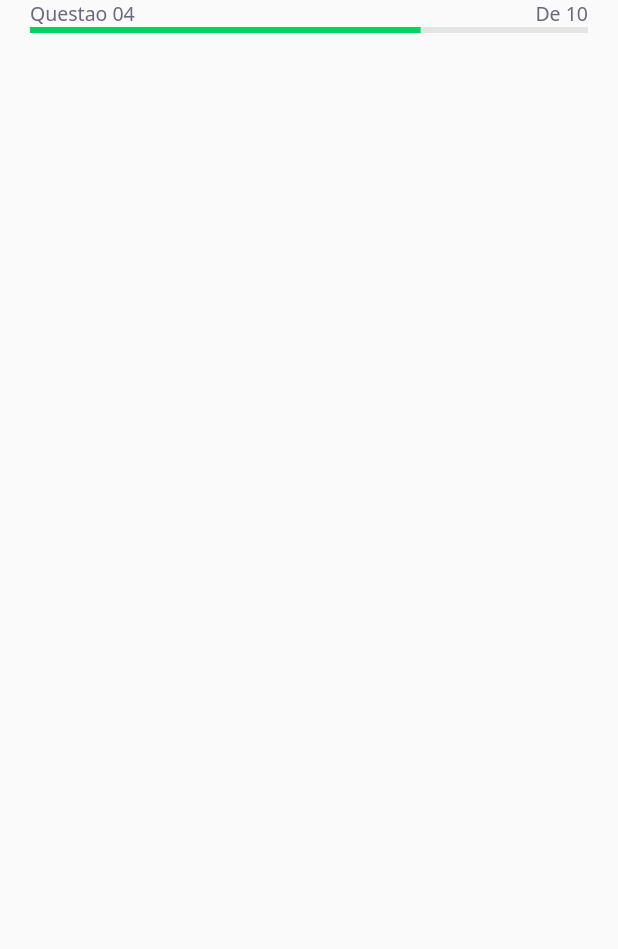
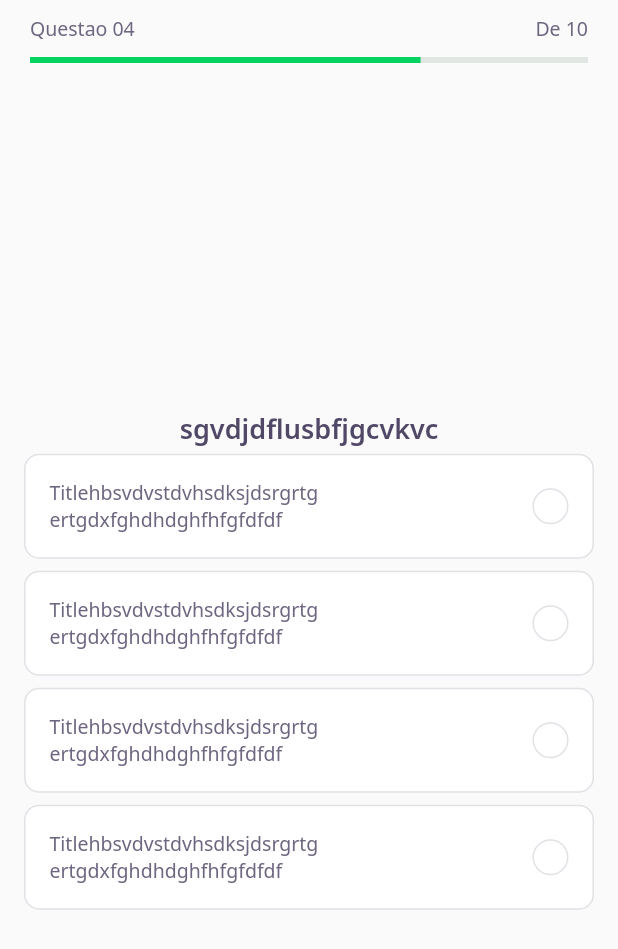
Before and after one commit to MarceloJSCesar/Dev-Quiz, a Flutter app: the screen it shows after launch, on a phone screen of 412 x 824 dp. Shown: the top 949 px of the screen. Run offline on Flutter 3.47's test engine with Material 2 defaults, Android fonts, the phone set to English and light mode, and no system bars; our stand-ins replace google_fonts.

Commit message:
answers part UI created and correct some name

```diff
--- /dev/null
+++ b/dev_quiz/lib/core/components/challenge/answer/answer_component.dart
@@ -0,0 +1,68 @@
+import 'package:flutter/material.dart';
+import '../../../app_colors.dart';
+import '../../../app_text_styles.dart';
+
+class AnswerComponent extends StatelessWidget {
+  final String title;
+  final bool isRightAnswer;
+  final bool isSelected;
+  AnswerComponent({
+    Key? key,
+    required this.title,
+    this.isRightAnswer = false,
+    this.isSelected = false,
+  }) : super(key: key);
+  Color get _selectedColorRight =>
+      isRightAnswer ? AppColors.darkGreen : AppColors.darkRed;
+  Color get _selectedBorderRight =>
+      isRightAnswer ? AppColors.darkGreen : AppColors.lightRed;
+  Color get _selectedColorCardRight =>
+      isRightAnswer ? AppColors.lightGreen : AppColors.lightRed;
+  Color get _selectedBorderCardRight =>
+      isRightAnswer ? AppColors.green : AppColors.red;
+  TextStyle get _selectedTextStyleRight =>
+      isRightAnswer ? AppTextStyles.bodyDarkGreen : AppTextStyles.bodyDarkRed;
+  IconData get _selectedIconRight => isRightAnswer ? Icons.check : Icons.close;
+  @override
+  Widget build(BuildContext context) {
+    return Padding(
+      padding: const EdgeInsets.symmetric(horizontal: 16, vertical: 4),
+      child: Container(
+        padding: const EdgeInsets.all(16),
+        decoration: BoxDecoration(
+          color: isSelected ? _selectedColorCardRight : AppColors.white,
+          borderRadius: BorderRadius.circular(10),
+          border: Border.fromBorderSide(
+            BorderSide(
+              color: isSelected ? _selectedBorderCardRight : AppColors.border,
+            ),
+          ),
+        ),
+        child: Row(
+          mainAxisAlignment: MainAxisAlignment.spaceBetween,
+          children: <Widget>[
+            Expanded(
+              child: Text(
+                title,
+                style:
+                    isSelected ? _selectedTextStyleRight : AppTextStyles.body,
+              ),
+            ),
+            Container(
+              width: 24,
+              height: 24,
+              decoration: BoxDecoration(
+                  color: isSelected ? _selectedColorRight : AppColors.white,
+                  shape: BoxShape.circle,
+                  border: Border.fromBorderSide(BorderSide(
+                      color: isSelected
+                          ? _selectedBorderRight
+                          : AppColors.border))),
+              child: isSelected ? Icon(_selectedIconRight) : null,
+            ),
+          ],
+        ),
+      ),
+    );
+  }
+}
--- a/dev_quiz/lib/core/components/challenge/questionIndicator/question_indicator.dart
+++ b/dev_quiz/lib/core/components/challenge/questionIndicator/question_indicator.dart
@@ -1,6 +1,6 @@
-import 'package:dev_quiz/core/components/challenge/widget/progress_indicator_widget.dart';
 import 'package:flutter/material.dart';
 import '../../../../core/app_text_styles.dart';
+import '../../../components/challenge/widgets/progress_indicator_widget.dart';
 
 class QuestionIndicatorComponent extends StatelessWidget {
   @override
@@ -9,6 +9,10 @@ class QuestionIndicatorComponent extends StatelessWidget {
       padding: const EdgeInsets.symmetric(horizontal: 20),
       child: Column(
         children: <Widget>[
+          // after create a appsizedbox
+          SizedBox(
+            height: 10,
+          ),
           Row(
             mainAxisAlignment: MainAxisAlignment.spaceBetween,
             children: <Widget>[
@@ -16,6 +20,9 @@ class QuestionIndicatorComponent extends StatelessWidget {
               Text('De 10', style: AppTextStyles.body)
             ],
           ),
+          SizedBox(
+            height: 10,
+          ),
           ProgressIndicatorWidget(value: .7)
         ],
       ),
--- /dev/null
+++ b/dev_quiz/lib/core/components/challenge/quiz/quiz_component.dart
@@ -0,0 +1,34 @@
+import 'package:dev_quiz/core/components/challenge/answer/answer_component.dart';
+import 'package:flutter/material.dart';
+import '../../../app_text_styles.dart';
+
+class QuizComponent extends StatelessWidget {
+  final String title;
+  QuizComponent({Key? key, required this.title}) : super(key: key);
+  @override
+  Widget build(BuildContext context) {
+    return Container(
+      child: Column(
+        mainAxisAlignment: MainAxisAlignment.center,
+        children: <Widget>[
+          Text(
+            title,
+            style: AppTextStyles.heading,
+          ),
+          AnswerComponent(
+            title: 'Titlehbsvdvstdvhsdksjdsrgrtg ertgdxfghdhdghfhfgfdfdf',
+          ),
+          AnswerComponent(
+            title: 'Titlehbsvdvstdvhsdksjdsrgrtg ertgdxfghdhdghfhfgfdfdf',
+          ),
+          AnswerComponent(
+            title: 'Titlehbsvdvstdvhsdksjdsrgrtg ertgdxfghdhdghfhfgfdfdf',
+          ),
+          AnswerComponent(
+            title: 'Titlehbsvdvstdvhsdksjdsrgrtg ertgdxfghdhdghfhfgfdfdf',
+          ),
+        ],
+      ),
+    );
+  }
+}
--- a/dev_quiz/lib/core/components/home/quizCard/quiz_card_component.dart
+++ b/dev_quiz/lib/core/components/home/quizCard/quiz_card_component.dart
@@ -1,8 +1,8 @@
-import 'package:dev_quiz/core/app_images.dart';
-import 'package:dev_quiz/core/components/challenge/widget/progress_indicator_widget.dart';
 import 'package:flutter/material.dart';
+import '../../../app_images.dart';
 import '../../../app_text_styles.dart';
 import '../../../../core/app_colors.dart';
+import '../../../components/challenge/widgets/progress_indicator_widget.dart';
 
 class QuizCardComponent extends StatelessWidget {
   @override
--- a/dev_quiz/lib/core/views/challenge/challenge_view.dart
+++ b/dev_quiz/lib/core/views/challenge/challenge_view.dart
@@ -1,4 +1,5 @@
 import 'package:dev_quiz/core/components/challenge/questionIndicator/question_indicator.dart';
+import 'package:dev_quiz/core/components/challenge/quiz/quiz_component.dart';
 import 'package:flutter/material.dart';
 
 class ChallengeView extends StatefulWidget {
@@ -17,6 +18,9 @@ class _ChallengeViewState extends State<ChallengeView> {
           child: QuestionIndicatorComponent(),
         ),
       ),
+      body: QuizComponent(
+        title: 'sgvdjdflusbfjgcvkvc',
+      ),
     );
   }
 }
--- a/dev_quiz/lib/core/views/home/home_view.dart
+++ b/dev_quiz/lib/core/views/home/home_view.dart
@@ -14,6 +14,7 @@ class _HomeViewState extends State<HomeView> {
   Widget build(BuildContext context) {
     return Scaffold(
       appBar: AppBarComponent(),
+      // when layout is finished and receiving data create a specific file to body
       body: Padding(
         padding: const EdgeInsets.symmetric(horizontal: 20),
         child: Column(
```
Also changed, not shown: dev_quiz/lib/core/components/challenge/widgets/progress_indicator_widget.dart (renamed from dev_quiz/lib/core/components/challenge/widget/progress_indicator_widget.dart).
